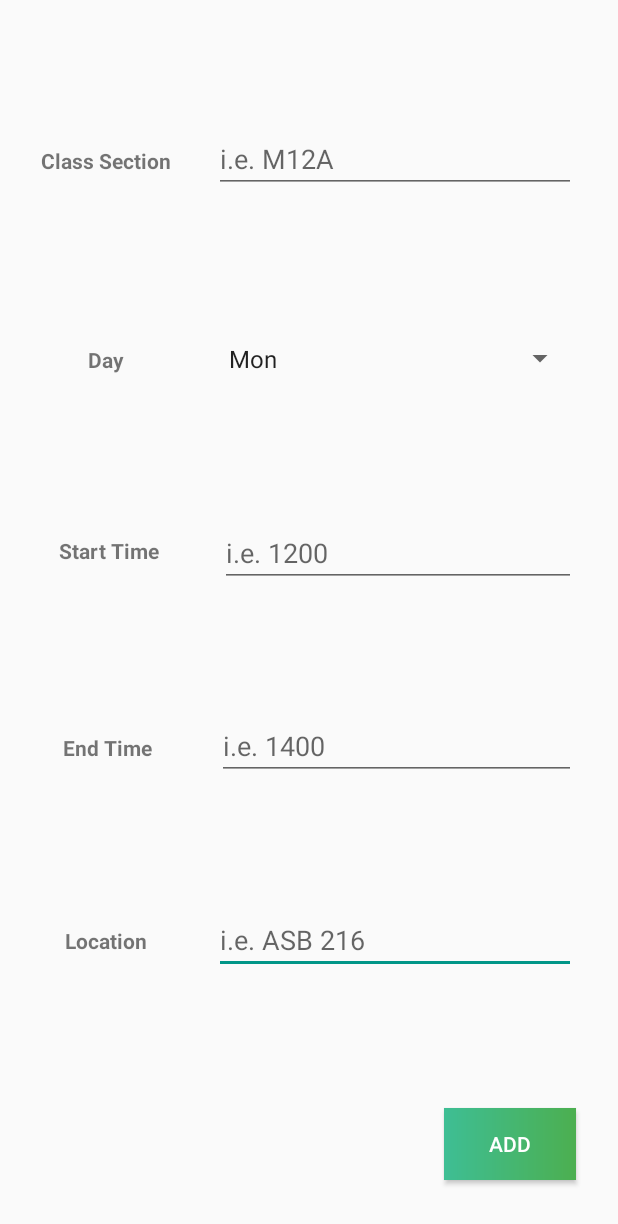
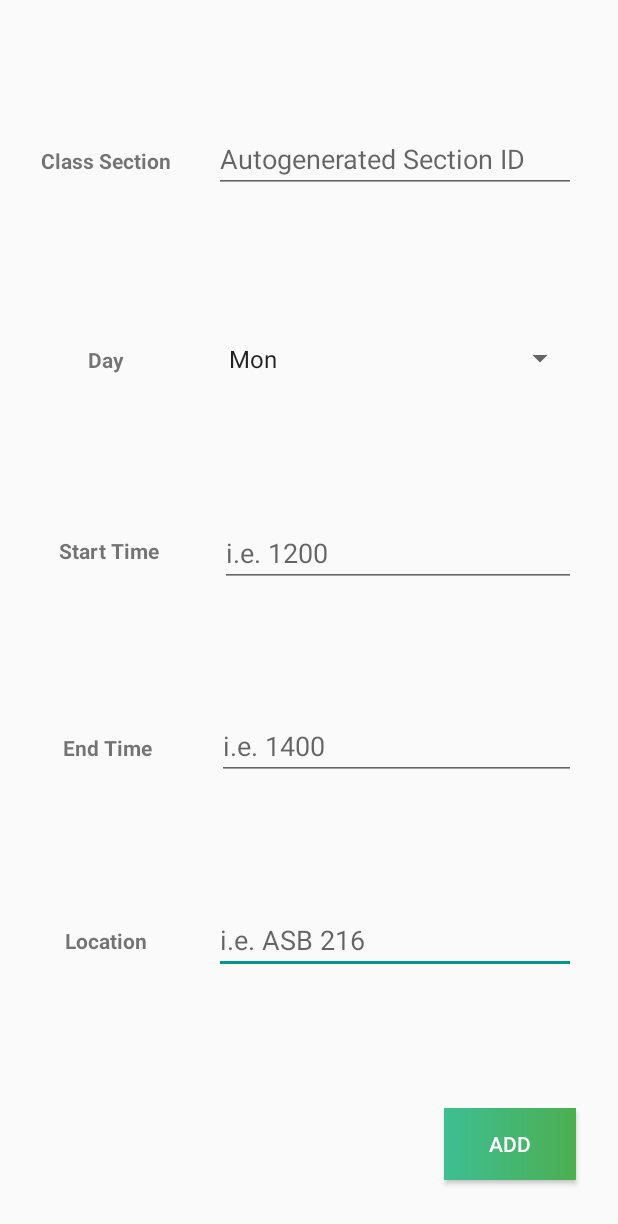
Before and after one commit to Shnooky/TutorApp, an Android app: the ClassAdder screen opened directly, with no data from a screen before it, on a phone screen of 412 x 824 dp. Shown: the top 1224 px of the screen. Run offline under Robolectric (Android 15) with nearby library versions, the phone set to English and light mode, and no system bars.

Commit message:
Class ID is now automatically generated based on Section ID (found on UNSW timetables) and cannot be edited once generated.

```diff
--- a/app/src/main/res/layout/class_edit_activity.xml
+++ b/app/src/main/res/layout/class_edit_activity.xml
@@ -135,10 +135,12 @@
         android:layout_width="241dp"
         android:layout_height="39dp"
         android:layout_marginEnd="28dp"
-
+        android:clickable="false"
+        android:cursorVisible="false"
+        android:focusable="false"
+        android:focusableInTouchMode="false"
         android:layout_marginRight="28dp"
-        android:hint="i.e. M12A"
-        android:inputType="textPersonName"
+        android:hint="Autogenerated Section ID"
         app:layout_constraintBottom_toTopOf="@+id/txtDay"
         app:layout_constraintRight_toRightOf="parent"
         app:layout_constraintTop_toTopOf="parent"
```
Also changed, not shown: app/src/main/java/com/example/xwc/tutorapp/Controllers/ClassAdder.java (+37 -1 lines).
